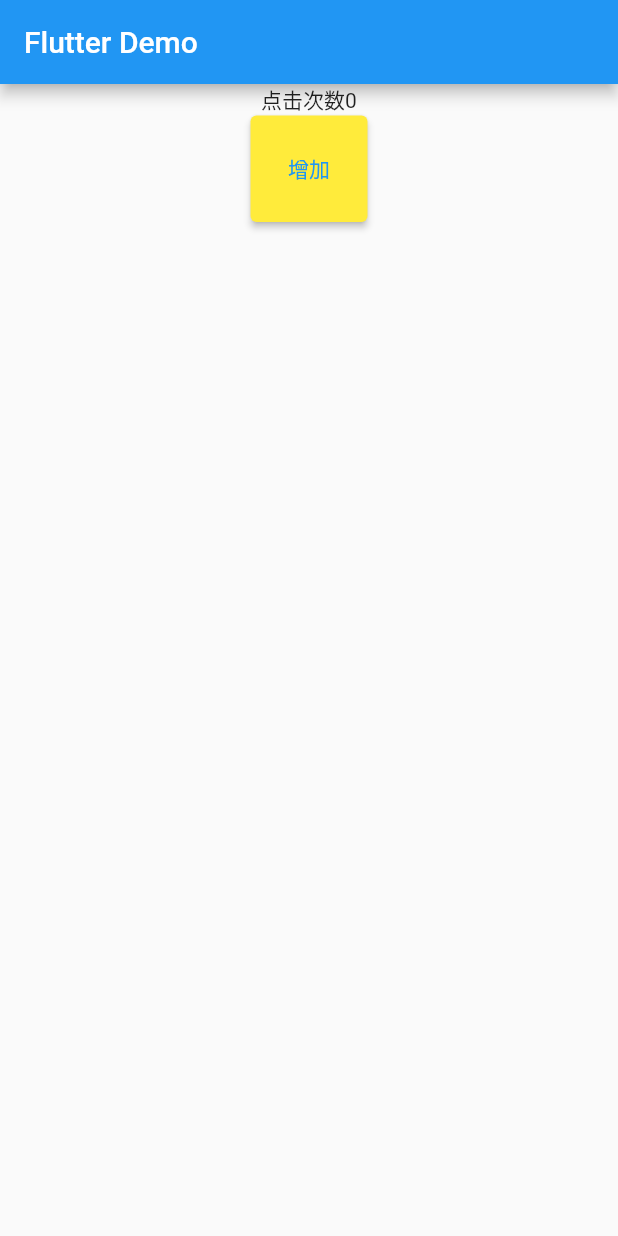
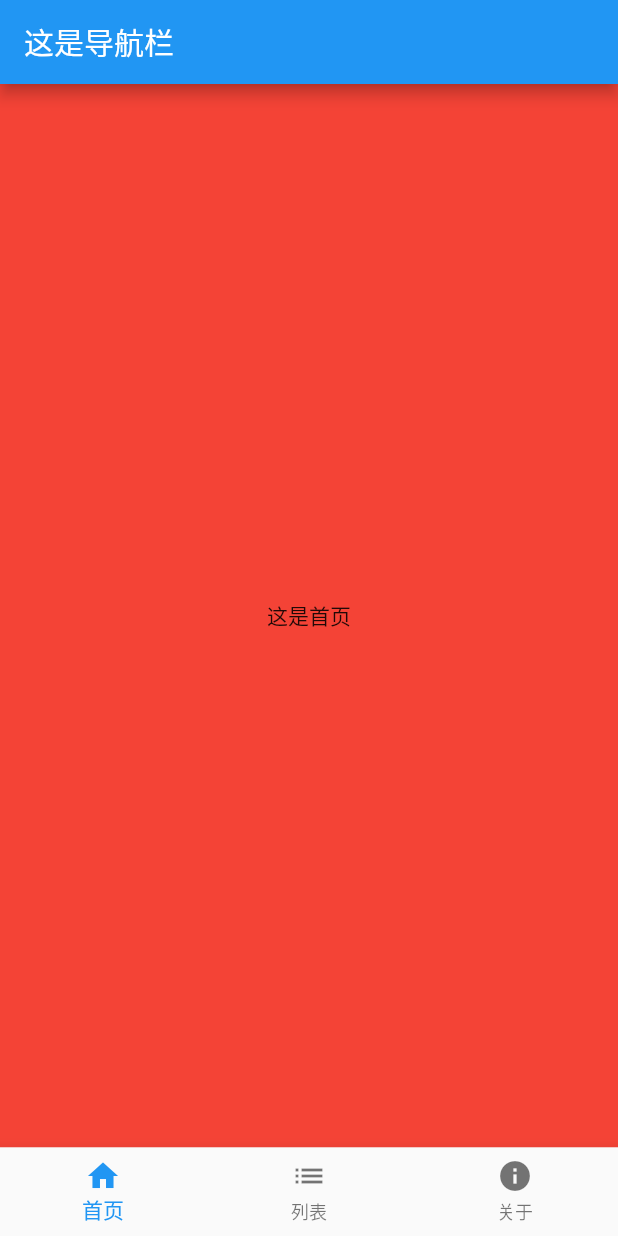
Before and after one commit to ADKcodeXD/flutter-learn, a Flutter app: the screen it shows after launch, on a phone screen of 412 x 824 dp. Run offline on Flutter 3.47's test engine with Material 2 defaults, Android fonts, the phone set to English and light mode, and no system bars.

Commit message:
feat: 🎸 flutter 底部导航栏

```diff
--- a/flutter-first/myfirstapp/lib/main.dart
+++ b/flutter-first/myfirstapp/lib/main.dart
@@ -10,12 +10,7 @@ class MyApp extends StatelessWidget {
   @override
   Widget build(BuildContext context) {
     return MaterialApp(
-      home: Scaffold(
-        appBar: AppBar(
-          title: const Text('Flutter Demo'),
-        ),
-        body: HomeContent(),
-      ),
+      home: Tabs(),
       theme: ThemeData(
         primarySwatch: Colors.blue,
       ),
@@ -23,40 +18,84 @@ class MyApp extends StatelessWidget {
   }
 }
 
-class HomeContent extends StatefulWidget {
-  const HomeContent({Key? key}) : super(key: key);
+class Tabs extends StatefulWidget {
+  const Tabs({Key? key}) : super(key: key);
   @override
   State<StatefulWidget> createState() {
-    return _HomeContentState();
+    return _TabsState();
   }
 }
 
-class _HomeContentState extends State<HomeContent> {
-  num count = 0;
+class _TabsState extends State<Tabs> {
+  List<Widget> list = [HomePage(), MyPage(), AboutPage()];
+  int _currentIndex = 0;
   @override
   Widget build(BuildContext context) {
     // TODO: implement build
-    return Container(
-        alignment: Alignment.center,
-        child: Column(
-          children: <Widget>[
-            Text('点击次数$count'),
-            ElevatedButton(
-              style: ButtonStyle(
-                backgroundColor: MaterialStateProperty.all(Colors.yellow),
-                padding: MaterialStateProperty.all(const EdgeInsets.all(25)),
-              ),
-              child: const Text(
-                '增加',
-                style: TextStyle(color: Colors.blue),
-              ),
-              onPressed: () {
-                setState(() {
-                  count++;
-                });
-              },
-            ),
-          ],
-        ));
+    return Scaffold(
+      appBar: AppBar(
+        title: const Text('这是导航栏'),
+      ),
+      body: list[_currentIndex],
+      bottomNavigationBar: BottomNavigationBar(
+        currentIndex: _currentIndex,
+        onTap: (int index) {
+          setState(() {
+            _currentIndex = index;
+          });
+        },
+        fixedColor: Colors.blue,
+        items: const [
+          BottomNavigationBarItem(
+            icon: Icon(Icons.home),
+            label: '首页',
+          ),
+          BottomNavigationBarItem(
+            icon: Icon(Icons.list),
+            label: '列表',
+          ),
+          BottomNavigationBarItem(
+            icon: Icon(Icons.info),
+            label: '关于',
+          ),
+        ],
+      ),
+    );
   }
 }
+
+class HomePage extends StatelessWidget {
+  const HomePage({Key? key}) : super(key: key);
+  @override
+  Widget build(BuildContext context) {
+    return Container(
+      alignment: Alignment.center,
+      color: Colors.red,
+      child: const Text('这是首页'),
+    );
+  }
+}
+
+class MyPage extends StatelessWidget {
+  const MyPage({Key? key}) : super(key: key);
+  @override
+  Widget build(BuildContext context) {
+    return Container(
+      alignment: Alignment.center,
+      color: Colors.blueGrey,
+      child: const Text('这是我的页面'),
+    );
+  }
+}
+
+class AboutPage extends StatelessWidget {
+  const AboutPage({Key? key}) : super(key: key);
+  @override
+  Widget build(BuildContext context) {
+    return Container(
+      alignment: Alignment.center,
+      color: Colors.green,
+      child: const Text('关于我'),
+    );
+  }
+}
```
Also changed, not shown: flutter-first/myfirstapp/lib/main-stateful.dart (added, +62 -0 lines).
